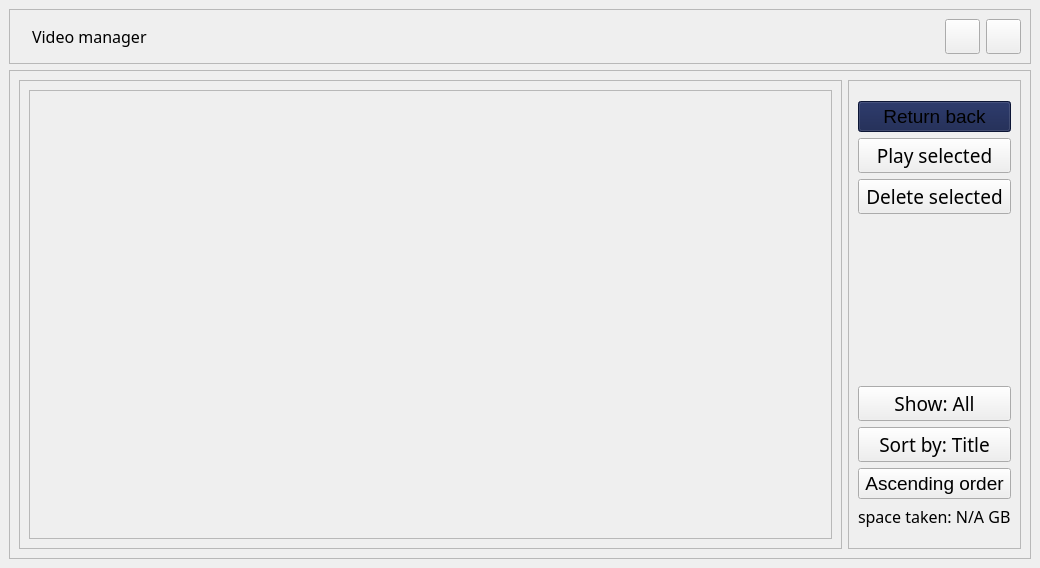
This is uis/videoManager.ui in QBoff/YouTube-Video-Downloader as Qt 5 draws it before an edit. The edited form follows.
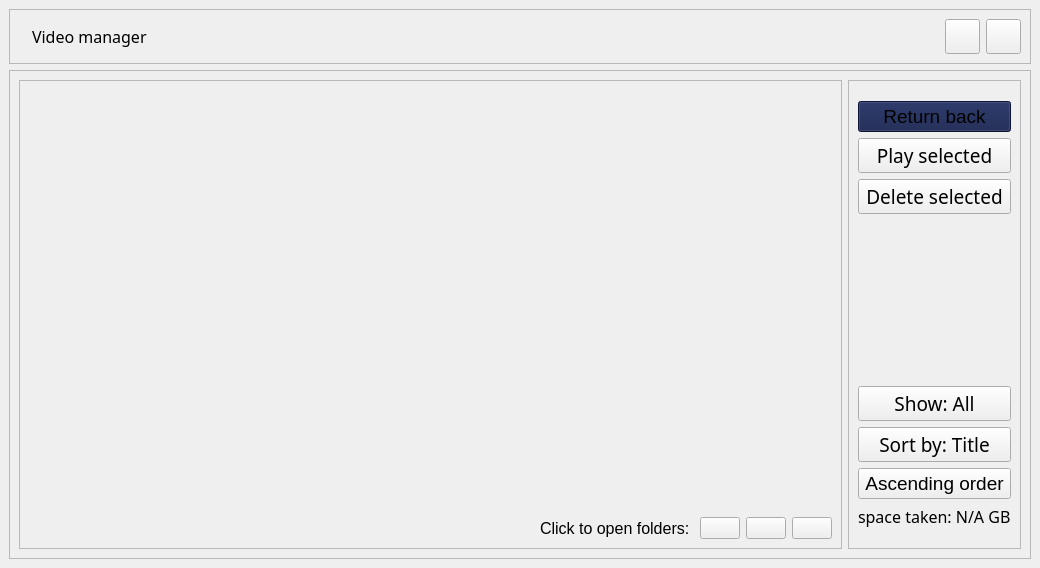
This is the edited form. The open tabs and pages were chosen to show the change. Icons and pictures are not drawn.

The edit to the form file:
```diff
--- a/uis/videoManager.ui
+++ b/uis/videoManager.ui
@@ -187,22 +187,180 @@
          </property>
          <layout class="QVBoxLayout" name="verticalLayout_3">
           <item>
-           <widget class="QScrollArea" name="scrollArea">
-            <property name="widgetResizable">
-             <bool>true</bool>
+           <widget class="QStackedWidget" name="stackedWidget">
+            <property name="currentIndex">
+             <number>1</number>
             </property>
-            <widget class="QWidget" name="scrollContents">
-             <property name="geometry">
-              <rect>
-               <x>0</x>
-               <y>0</y>
-               <width>805</width>
-               <height>443</height>
-              </rect>
-             </property>
+            <widget class="QWidget" name="scrollPage">
+             <layout class="QVBoxLayout" name="verticalLayout_4">
+              <property name="spacing">
+               <number>0</number>
+              </property>
+              <property name="leftMargin">
+               <number>0</number>
+              </property>
+              <property name="topMargin">
+               <number>0</number>
+              </property>
+              <property name="rightMargin">
+               <number>0</number>
+              </property>
+              <property name="bottomMargin">
+               <number>0</number>
+              </property>
+              <item>
+               <widget class="QScrollArea" name="scrollArea">
+                <property name="frameShape">
+                 <enum>QFrame::NoFrame</enum>
+                </property>
+                <property name="frameShadow">
+                 <enum>QFrame::Plain</enum>
+                </property>
+                <property name="lineWidth">
+                 <number>0</number>
+                </property>
+                <property name="horizontalScrollBarPolicy">
+                 <enum>Qt::ScrollBarAlwaysOff</enum>
+                </property>
+                <property name="sizeAdjustPolicy">
+                 <enum>QAbstractScrollArea::AdjustToContentsOnFirstShow</enum>
+                </property>
+                <property name="widgetResizable">
+                 <bool>true</bool>
+                </property>
+                <widget class="QWidget" name="scrollContents">
+                 <property name="geometry">
+                  <rect>
+                   <x>0</x>
+                   <y>0</y>
+                   <width>799</width>
+                   <height>390</height>
+                  </rect>
+                 </property>
+                </widget>
+               </widget>
+              </item>
+             </layout>
+            </widget>
+            <widget class="QWidget" name="placeholderPage">
+             <layout class="QVBoxLayout" name="verticalLayout_5">
+              <item>
+               <widget class="QLabel" name="placeholderLabel">
+                <property name="font">
+                 <font>
+                  <pointsize>25</pointsize>
+                 </font>
+                </property>
+                <property name="text">
+                 <string>No videos available. Try downloading some!</string>
+                </property>
+                <property name="alignment">
+                 <set>Qt::AlignCenter</set>
+                </property>
+               </widget>
+              </item>
+             </layout>
             </widget>
            </widget>
           </item>
+          <item>
+           <layout class="QHBoxLayout" name="horizontalLayout_3">
+            <item>
+             <spacer name="horizontalSpacer_2">
+              <property name="orientation">
+               <enum>Qt::Horizontal</enum>
+              </property>
+              <property name="sizeHint" stdset="0">
+               <size>
+                <width>40</width>
+                <height>20</height>
+               </size>
+              </property>
+             </spacer>
+            </item>
+            <item>
+             <widget class="QLabel" name="hint">
+              <property name="font">
+               <font>
+                <pointsize>12</pointsize>
+               </font>
+              </property>
+              <property name="text">
+               <string>Click to open folders: </string>
+              </property>
+             </widget>
+            </item>
+            <item>
+             <widget class="QPushButton" name="subtitlesFolder">
+              <property name="sizePolicy">
+               <sizepolicy hsizetype="Maximum" vsizetype="Maximum">
+                <horstretch>0</horstretch>
+                <verstretch>0</verstretch>
+               </sizepolicy>
+              </property>
+              <property name="text">
+               <string/>
+              </property>
+              <property name="icon">
+               <iconset>
+                <normaloff>../icons/sub.png</normaloff>../icons/sub.png</iconset>
+              </property>
+              <property name="iconSize">
+               <size>
+                <width>35</width>
+                <height>35</height>
+               </size>
+              </property>
+             </widget>
+            </item>
+            <item>
+             <widget class="QPushButton" name="audioFolder">
+              <property name="sizePolicy">
+               <sizepolicy hsizetype="Maximum" vsizetype="Maximum">
+                <horstretch>0</horstretch>
+                <verstretch>0</verstretch>
+               </sizepolicy>
+              </property>
+              <property name="text">
+               <string/>
+              </property>
+              <property name="icon">
+               <iconset>
+                <normaloff>../icons/folder.png</normaloff>../icons/folder.png</iconset>
+              </property>
+              <property name="iconSize">
+               <size>
+                <width>35</width>
+                <height>35</height>
+               </size>
+              </property>
+             </widget>
+            </item>
+            <item>
+             <widget class="QPushButton" name="videoFolder">
+              <property name="sizePolicy">
+               <sizepolicy hsizetype="Maximum" vsizetype="Maximum">
+                <horstretch>0</horstretch>
+                <verstretch>0</verstretch>
+               </sizepolicy>
+              </property>
+              <property name="text">
+               <string/>
+              </property>
+              <property name="icon">
+               <iconset>
+                <normaloff>../icons/movie.png</normaloff>../icons/movie.png</iconset>
+              </property>
+              <property name="iconSize">
+               <size>
+                <width>35</width>
+                <height>35</height>
+               </size>
+              </property>
+             </widget>
+            </item>
+           </layout>
+          </item>
          </layout>
         </widget>
        </item>
```
Left out of the diff: 19 changed lines with no effect on the pictures.
